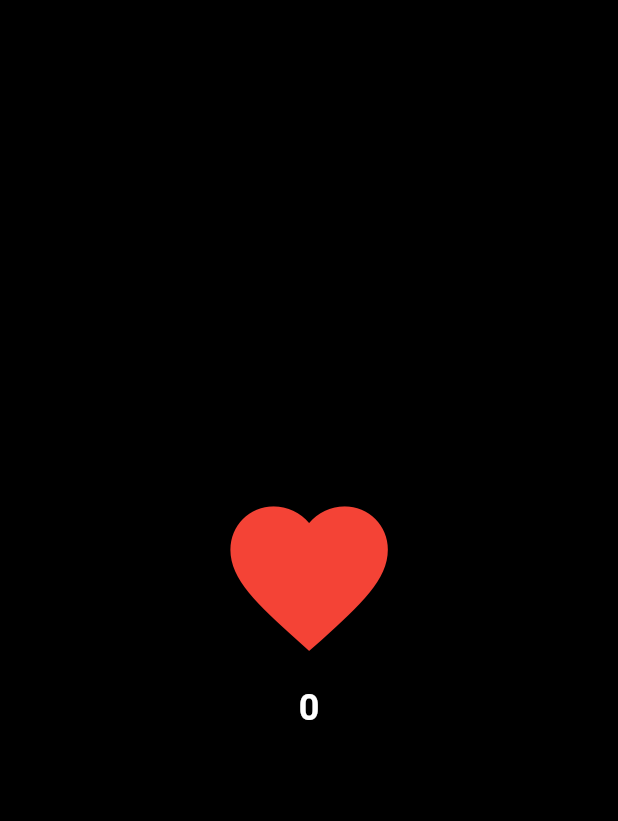
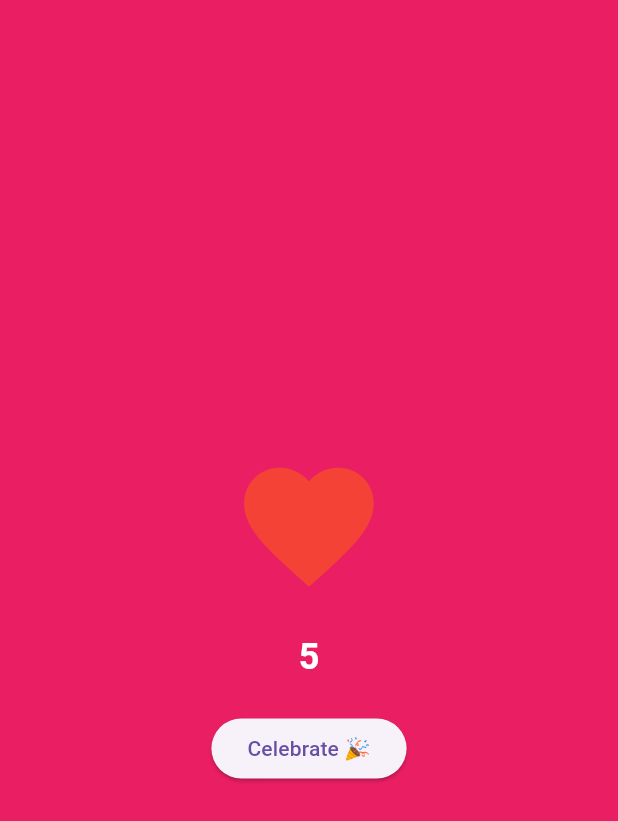
Before and after one commit to FaithNnakwe/Valentines_day, a Flutter app: the screen it shows after launch, on a phone screen of 412 x 824 dp. Shown: the top 821 px of the screen. Run offline on Flutter 3.47's test engine with Material 3 defaults, Android fonts, the phone set to English and light mode, and no system bars; our stand-ins replace confetti.

Commit message:
Visual effect: added confetti button

```diff
--- a/lib/main.dart
+++ b/lib/main.dart
@@ -1,5 +1,5 @@
 import 'package:flutter/material.dart';
-import 'package:flutter/scheduler.dart';
+import 'package:confetti/confetti.dart';
 import 'dart:async';
 
 void main() {
@@ -27,6 +27,7 @@ class _HeartbeatScreenState extends State<HeartbeatScreen>
   late Animation<double> _scaleAnimation;
   int _countdown = 5;
   Timer? _timer;
+  late ConfettiController _confettiController;
 
   @override
   void initState() {
@@ -44,11 +45,13 @@ class _HeartbeatScreenState extends State<HeartbeatScreen>
       curve: Curves.easeInOut,
     ));
 
+    _confettiController = ConfettiController(duration: Duration(seconds: 4));
+
     _startCountdown();
   }
 
   void _startCountdown() {
-    _timer = Timer.periodic(Duration(seconds: 1), (timer) {
+    _timer = Timer.periodic(Duration(seconds: 10), (timer) {
       if (_countdown > 0) {
         setState(() {
           _countdown--;
@@ -60,14 +63,27 @@ class _HeartbeatScreenState extends State<HeartbeatScreen>
     });
   }
 
+  void _showConfetti() {
+    _confettiController.play();
+  }
+
   @override
   Widget build(BuildContext context) {
     return Scaffold(
-      backgroundColor: Colors.black,
+      backgroundColor: Colors.pink,
       body: Center(
         child: Column(
           mainAxisAlignment: MainAxisAlignment.center,
           children: [
+            Stack(
+              alignment: Alignment.center,
+              children: [
+                ConfettiWidget(
+                  confettiController: _confettiController,
+                  blastDirectionality: BlastDirectionality.explosive,
+                  shouldLoop: false,
+                  colors: [Colors.red, Colors.blue, Colors.green, Colors.yellow],
+                ),
                 ScaleTransition(
                   scale: _scaleAnimation,
                   child: Icon(
@@ -75,6 +91,8 @@ class _HeartbeatScreenState extends State<HeartbeatScreen>
                     color: Colors.red,
                     size: 100,
                   ),
+                ),
+              ],
             ),
             SizedBox(height: 20),
             Text(
@@ -85,6 +103,11 @@ class _HeartbeatScreenState extends State<HeartbeatScreen>
                 fontWeight: FontWeight.bold,
               ),
             ),
+            SizedBox(height: 20),
+            ElevatedButton(
+              onPressed: _showConfetti,
+              child: Text("Celebrate 🎉"),
+            ),
           ],
         ),
       ),
@@ -94,6 +117,7 @@ class _HeartbeatScreenState extends State<HeartbeatScreen>
   @override
   void dispose() {
     _controller.dispose();
+    _confettiController.dispose();
     _timer?.cancel();
     super.dispose();
   }
--- a/pubspec.yaml
+++ b/pubspec.yaml
@@ -30,6 +30,7 @@ environment:
 dependencies:
   flutter:
     sdk: flutter
+  confetti: ^0.8.0
 
   # The following adds the Cupertino Icons font to your application.
   # Use with the CupertinoIcons class for iOS style icons.
```
Also changed, not shown: pubspec.lock. Lines whose indentation alone changed are shown as unchanged.
